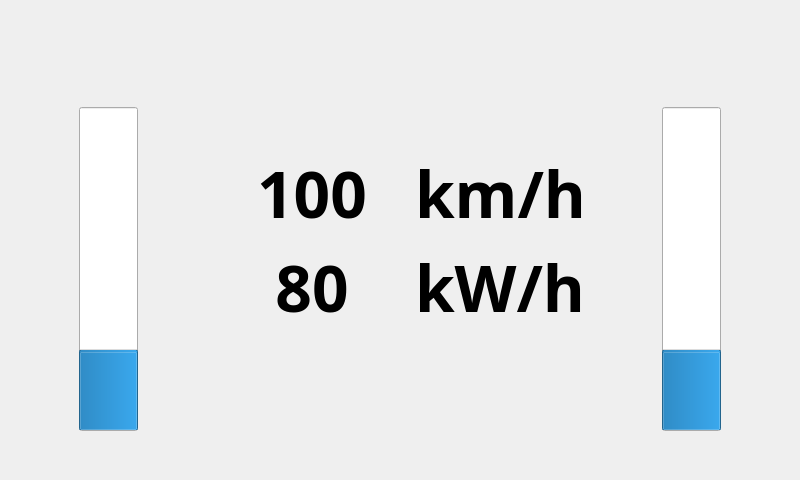
FSLART/volante_alpha_qt, file src/mainwindow.ui: the form before one commit.
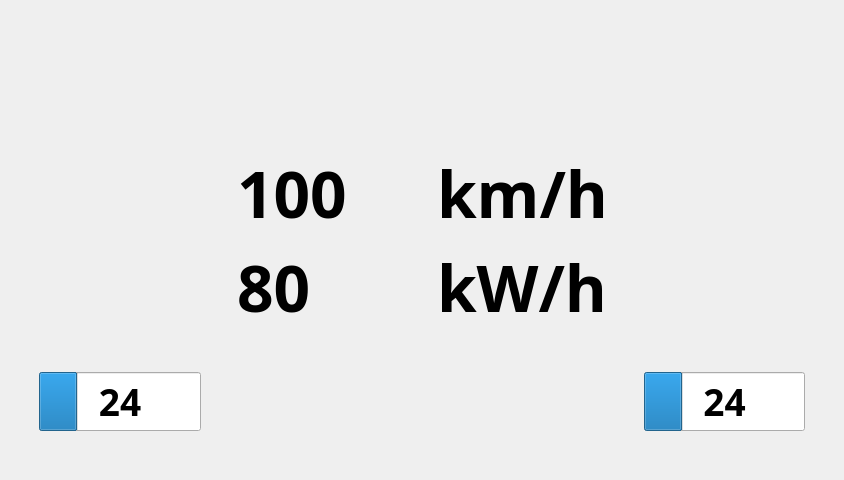
The form after the commit. Icons and pictures are not drawn.

Diff of the .ui file:
```diff
--- a/src/mainwindow.ui
+++ b/src/mainwindow.ui
@@ -6,7 +6,7 @@
    <rect>
     <x>0</x>
     <y>0</y>
-    <width>800</width>
+    <width>844</width>
     <height>480</height>
    </rect>
   </property>
@@ -52,9 +52,6 @@
       </property>
       <item>
        <spacer name="vs_4">
-        <property name="orientation">
-         <enum>Qt::Orientation::Vertical</enum>
-        </property>
         <property name="sizeType">
          <enum>QSizePolicy::Policy::Fixed</enum>
         </property>
@@ -68,9 +65,6 @@
       </item>
       <item>
        <spacer name="horizontalSpacer_2">
-        <property name="orientation">
-         <enum>Qt::Orientation::Horizontal</enum>
-        </property>
         <property name="sizeHint" stdset="0">
          <size>
           <width>40</width>
@@ -93,18 +87,13 @@
            <font>
             <family>Fira Mono</family>
             <pointsize>28</pointsize>
+            <weight>75</weight>
             <bold>true</bold>
            </font>
           </property>
           <property name="value">
            <number>24</number>
           </property>
-          <property name="alignment">
-           <set>Qt::AlignmentFlag::AlignCenter</set>
-          </property>
-          <property name="orientation">
-           <enum>Qt::Orientation::Vertical</enum>
-          </property>
           <property name="invertedAppearance">
            <bool>false</bool>
           </property>
@@ -117,9 +106,6 @@
       </item>
       <item>
        <spacer name="vs_3">
-        <property name="orientation">
-         <enum>Qt::Orientation::Vertical</enum>
-        </property>
         <property name="sizeType">
          <enum>QSizePolicy::Policy::Fixed</enum>
         </property>
@@ -140,9 +126,6 @@
       </property>
       <item>
        <spacer name="vs_4">
-        <property name="orientation">
-         <enum>Qt::Orientation::Vertical</enum>
-        </property>
         <property name="sizeType">
          <enum>QSizePolicy::Policy::Fixed</enum>
         </property>
@@ -156,9 +139,6 @@
       </item>
       <item>
        <spacer name="horizontalSpacer">
-        <property name="orientation">
-         <enum>Qt::Orientation::Horizontal</enum>
-        </property>
         <property name="sizeHint" stdset="0">
          <size>
           <width>40</width>
@@ -181,18 +161,13 @@
            <font>
             <family>Fira Mono</family>
             <pointsize>28</pointsize>
+            <weight>75</weight>
             <bold>true</bold>
            </font>
           </property>
           <property name="value">
            <number>24</number>
           </property>
-          <property name="alignment">
-           <set>Qt::AlignmentFlag::AlignCenter</set>
-          </property>
-          <property name="orientation">
-           <enum>Qt::Orientation::Vertical</enum>
-          </property>
           <property name="invertedAppearance">
            <bool>false</bool>
           </property>
@@ -205,9 +180,6 @@
       </item>
       <item>
        <spacer name="vs_1">
-        <property name="orientation">
-         <enum>Qt::Orientation::Vertical</enum>
-        </property>
         <property name="sizeType">
          <enum>QSizePolicy::Policy::Fixed</enum>
         </property>
@@ -233,6 +205,7 @@
              <font>
               <family>Fira Mono</family>
               <pointsize>60</pointsize>
+              <weight>75</weight>
               <bold>true</bold>
              </font>
             </property>
@@ -267,15 +240,13 @@
                  <font>
                   <family>Fira Mono</family>
                   <pointsize>48</pointsize>
+                  <weight>75</weight>
                   <bold>true</bold>
                  </font>
                 </property>
                 <property name="text">
                  <string>100</string>
                 </property>
-                <property name="alignment">
-                 <set>Qt::AlignmentFlag::AlignCenter</set>
-                </property>
                </widget>
               </item>
               <item row="0" column="1">
@@ -290,6 +261,7 @@
                  <font>
                   <family>Fira Mono</family>
                   <pointsize>48</pointsize>
+                  <weight>75</weight>
                   <bold>true</bold>
                  </font>
                 </property>
@@ -316,6 +288,7 @@
                  <font>
                   <family>Fira Mono</family>
                   <pointsize>48</pointsize>
+                  <weight>75</weight>
                   <bold>true</bold>
                  </font>
                 </property>
@@ -348,15 +321,13 @@
                  <font>
                   <family>Fira Mono</family>
                   <pointsize>48</pointsize>
+                  <weight>75</weight>
                   <bold>true</bold>
                  </font>
                 </property>
                 <property name="text">
                  <string>80</string>
                 </property>
-                <property name="alignment">
-                 <set>Qt::AlignmentFlag::AlignCenter</set>
-                </property>
                </widget>
               </item>
              </layout>
```
Left out of the diff: 12 changed lines with no effect on the pictures.
